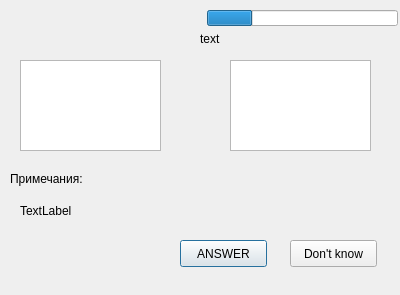
The window that qt_ui/torussian.ui (Laponina/learn_english) describes before a commit, drawn with Qt 5.
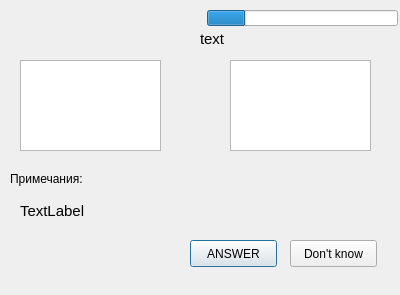
The same window after the commit.

Commit message: разобраться с TODO

What changed in the file:
```diff
--- a/qt_ui/torussian.ui
+++ b/qt_ui/torussian.ui
@@ -19,7 +19,7 @@
    </property>
    <property name="geometry">
     <rect>
-     <x>180</x>
+     <x>190</x>
      <y>240</y>
      <width>87</width>
      <height>27</height>
@@ -93,6 +93,11 @@
      <height>17</height>
     </rect>
    </property>
+   <property name="font">
+    <font>
+     <pointsize>11</pointsize>
+    </font>
+   </property>
    <property name="text">
     <string>text</string>
    </property>
@@ -106,6 +111,11 @@
      <height>21</height>
     </rect>
    </property>
+   <property name="font">
+    <font>
+     <pointsize>11</pointsize>
+    </font>
+   </property>
    <property name="text">
     <string>TextLabel</string>
    </property>
@@ -119,8 +129,11 @@
      <height>16</height>
     </rect>
    </property>
+   <property name="maximum">
+    <number>10</number>
+   </property>
    <property name="value">
-    <number>24</number>
+    <number>2</number>
    </property>
    <property name="format">
     <string/>
```
Left out of the diff: 10 changed lines with no effect on the pictures. The commit also changes 2 other files.
